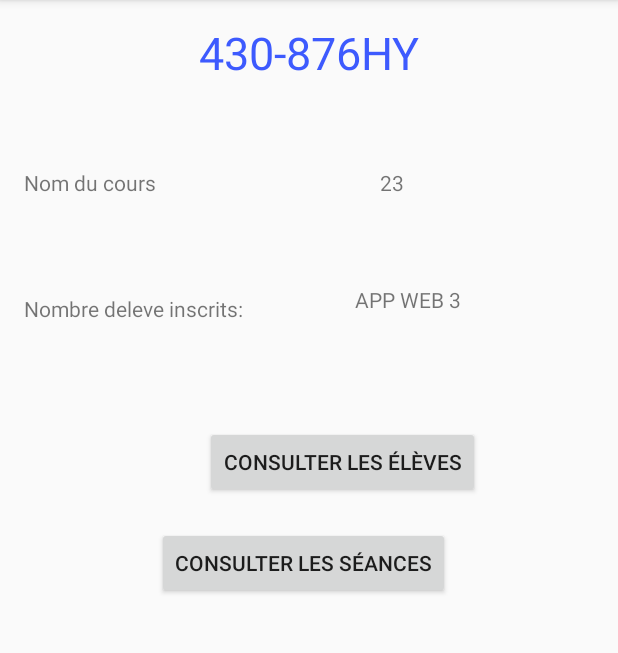
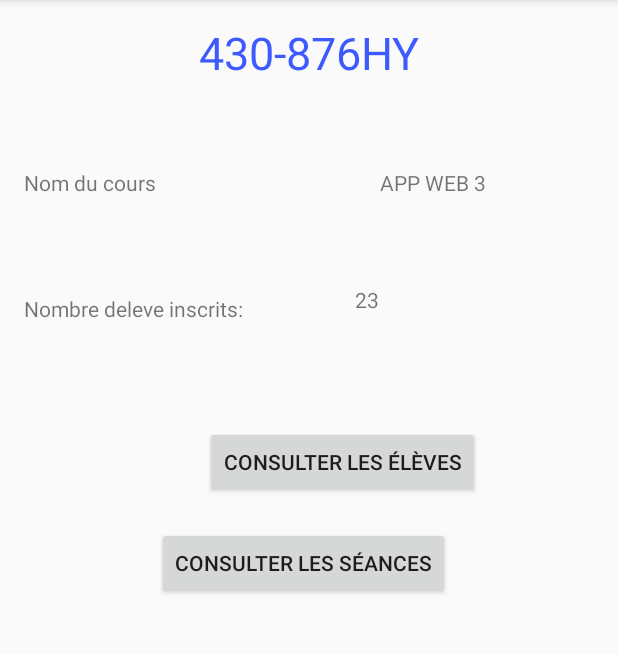
Before and after one commit to h-d3v/classroom-attendance, an Android app: the VueVoirUnCourGroupe screen opened directly, with no data from a screen before it, on a phone screen of 412 x 824 dp, the part 84-737 px from its top. Run offline under Robolectric (Android 15) with nearby library versions, the phone set to English and light mode, and no system bars.

Commit message:
Correction d'une faute de frappe

```diff
--- a/app/src/main/java/dti/g25/projet_s/presentation/vue/VueVoirUnCourGroupe.java
+++ b/app/src/main/java/dti/g25/projet_s/presentation/vue/VueVoirUnCourGroupe.java
@@ -40,7 +40,7 @@ public class VueVoirUnCourGroupe extends Fragment implements ContratVpVoirUnCour
         btnVoirSeances=racine.findViewById(R.id.btnVoirSeanceCour);
         tvSigleDuCours=racine.findViewById(R.id.tvSigleCours);
         tvNomDuCours=racine.findViewById(R.id.tvNomCour);
-        tvNbElevesInscrits=racine.findViewById(R.id.tvNbElevesCour);
+        tvNbElevesInscrits=racine.findViewById(R.id.tvNbEleves);
         tvNbElevesInscrits.setText("23");
         tvNomDuCours.setText(_presenteur.getLibelleCours().getTITRE());
         tvSigleDuCours.setText(_presenteur.getLibelleCours().getCODE());
--- a/app/src/main/res/layout/frag_voir_un_courgroupe.xml
+++ b/app/src/main/res/layout/frag_voir_un_courgroupe.xml
@@ -29,22 +29,25 @@
             app:layout_constraintTop_toBottomOf="@+id/textView4" />
 
         <TextView
-            android:id="@+id/tvNbElevesCour"
+            android:id="@+id/tvNomCour"
             android:layout_width="123dp"
             android:layout_height="41dp"
             android:layout_marginStart="253dp"
             android:layout_marginTop="42dp"
+            android:layout_marginEnd="35dp"
             android:text="tvNbElevesCour"
+            app:layout_constraintEnd_toEndOf="parent"
+            app:layout_constraintHorizontal_bias="0.313"
             app:layout_constraintStart_toStartOf="parent"
             app:layout_constraintTop_toTopOf="parent" />
 
         <TextView
-            android:id="@+id/tvNomCour"
+            android:id="@+id/tvNbEleves"
             android:layout_width="124dp"
             android:layout_height="47dp"
             android:layout_marginStart="71dp"
             android:layout_marginTop="120dp"
-            android:text="Nom du cours"
+            android:text="nb eleves"
             app:layout_constraintStart_toEndOf="@+id/textView5"
             app:layout_constraintTop_toTopOf="parent" />
 
```
